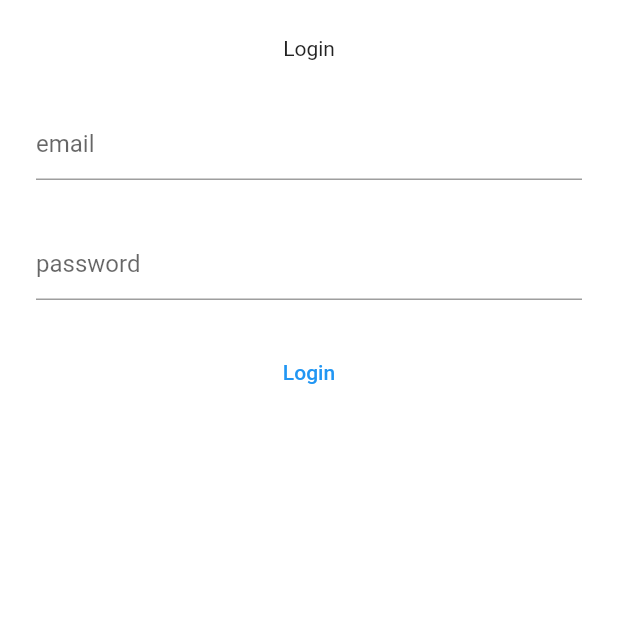
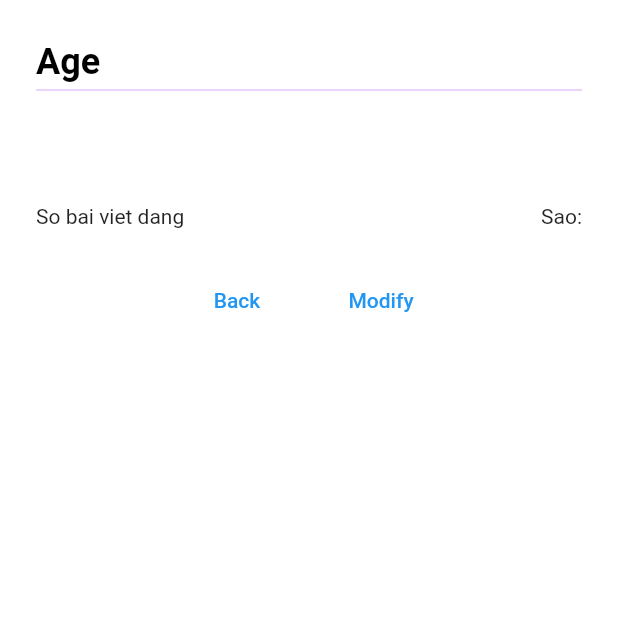
Before and after one commit to dungnt1572000/flutter_base_code, a Flutter app: the screen it shows after launch, on a phone screen of 412 x 824 dp, the top half of it. Run offline on Flutter 3.47's test engine with Material 2 defaults, Android fonts, the phone set to English and light mode, and no system bars; our stand-ins replace dio, firebase_auth, firebase_core, flutter_riverpod, freezed_annotation, get_it and 2 more; accounts and stored records are empty; generated files the repository leaves out were written again.

Commit message:
add userinfor

```diff
--- a/lib/presentation/navigation/app_router.dart
+++ b/lib/presentation/navigation/app_router.dart
@@ -3,6 +3,7 @@ import 'package:baseproject/presentation/pages/home/home_view.dart';
 import 'package:baseproject/presentation/pages/not_found_404_error/not_found_404_error_view.dart';
 import 'package:baseproject/presentation/pages/register/register_view.dart';
 import 'package:baseproject/presentation/pages/splash/splash_view.dart';
+import 'package:baseproject/presentation/pages/user_information/user_information_view.dart';
 import 'package:flutter/material.dart';
 
 class AppRouter {
@@ -28,6 +29,11 @@ class AppRouter {
           settings: settings,
           builder: (context) => const RegisterView(),
         );
+      case AppRoutes.userInformation:
+        return MaterialPageRoute(
+          settings: settings,
+          builder: (context) => const UserInformationView(),
+        );
       default:
         return null;
     }
--- a/lib/presentation/navigation/app_routes.dart
+++ b/lib/presentation/navigation/app_routes.dart
@@ -6,4 +6,6 @@ class AppRoutes{
   static const String notFound404Error = '/notFound404Error';
 
   static const String registerUser = '/registerUser';
+
+  static const String userInformation = '/userInformation';
 }
--- /dev/null
+++ b/lib/presentation/pages/home/home_view_model.dart
@@ -0,0 +1,5 @@
+import 'package:flutter_riverpod/flutter_riverpod.dart';
+
+class HomeViewModel extends StateNotifier<void>{
+  HomeViewModel() : super(null);
+}
--- /dev/null
+++ b/lib/presentation/pages/main_menu/model/main_tab_enum.dart
@@ -0,0 +1,5 @@
+enum MainTab{
+  home,
+  notification,
+  user,
+}
--- a/lib/presentation/pages/splash/splash_view.dart
+++ b/lib/presentation/pages/splash/splash_view.dart
@@ -17,7 +17,7 @@ class _SplashViewState extends ConsumerState<SplashView> {
     Future.delayed(
       const Duration(seconds: 2),
       () => ref.read(appNavigatorProvider).navigateTo(
-            AppRoutes.registerUser,
+            AppRoutes.userInformation,
             shouldClearStack: true,
           ),
     );
--- /dev/null
+++ b/lib/presentation/pages/user_information/user_information_view.dart
@@ -0,0 +1,81 @@
+import 'package:baseproject/presentation/navigation/app_navigator_provider.dart';
+import 'package:baseproject/presentation/resources/app_text_styles.dart';
+import 'package:baseproject/presentation/widget/app_divider.dart';
+import 'package:flutter/material.dart';
+import 'package:flutter_riverpod/flutter_riverpod.dart';
+
+class UserInformationView extends ConsumerStatefulWidget {
+  const UserInformationView({Key? key}) : super(key: key);
+
+  @override
+  ConsumerState<UserInformationView> createState() =>
+      _UserInformationViewState();
+}
+
+class _UserInformationViewState extends ConsumerState<UserInformationView> {
+  final age = TextEditingController();
+
+  @override
+  Widget build(BuildContext context) {
+    return Scaffold(
+      body: SafeArea(
+        child: SingleChildScrollView(
+          child: Padding(
+            padding: const EdgeInsets.symmetric(vertical: 24, horizontal: 24),
+            child: Column(
+              children: [
+                informationItem(title: 'Age', content: '13'),
+                const SizedBox(
+                  height: 24,
+                ),
+                Row(
+                  children: const [
+                    Text('So bai viet dang'),
+                    Spacer(),
+                    Text('Sao:'),
+                  ],
+                ),
+                const SizedBox(
+                  height: 24,
+                ),
+                Row(
+                  mainAxisAlignment: MainAxisAlignment.center,
+                  children: [
+                    TextButton(
+                        onPressed: () {
+                          ref.read(appNavigatorProvider).goBack();
+                        },
+                        child: const Text('Back')),
+                    const SizedBox(
+                      width: 32,
+                    ),
+                    TextButton(onPressed: () {}, child: const Text('Modify')),
+                  ],
+                )
+              ],
+            ),
+          ),
+        ),
+      ),
+    );
+  }
+
+  Widget informationItem({required String title, required String content}) {
+    return Column(
+      crossAxisAlignment: CrossAxisAlignment.start,
+      children: [
+        Text(
+          title,
+          style: AppTextStyles.headingMedium.copyWith(color: Colors.black),
+        ),
+        const AppDivider(),
+        TextField(
+          controller: age,
+          decoration: const InputDecoration(
+            border: InputBorder.none,
+          ),
+        ),
+      ],
+    );
+  }
+}
--- /dev/null
+++ b/lib/presentation/widget/app_divider.dart
@@ -0,0 +1,24 @@
+import 'package:baseproject/presentation/resources/app_colors.dart';
+import 'package:flutter/material.dart';
+
+class AppDivider extends StatelessWidget {
+  const AppDivider({Key? key}) : super(key: key);
+
+  @override
+  Widget build(BuildContext context) {
+    return Column(
+      children: [
+        const SizedBox(
+          height: 3.5,
+        ),
+        Divider(
+          height: 1,
+          color: context.colors.primaryMain.withOpacity(0.4),
+        ),
+        const SizedBox(
+          height: 3.5,
+        )
+      ],
+    );
+  }
+}
--- a/pubspec.yaml
+++ b/pubspec.yaml
@@ -50,6 +50,8 @@ dependencies:
   get_it: ^7.2.0
   firebase_core: ^2.8.0
   firebase_auth: ^4.3.0
+  firebase_database: ^10.0.16
+  image_picker: ^0.8.7+1
 
 dev_dependencies:
   flutter_test:
```
Also changed, not shown: lib/presentation/pages/main_menu/main_menu_state.dart (added, +10 -0 lines), lib/presentation/pages/main_menu/main_menu_view.dart (added, +56 -0 lines), lib/presentation/pages/main_menu/main_menu_view_model.dart (added, +12 -0 lines), lib/presentation/pages/user_information/user_information_state.dart (added, +13 -0 lines), lib/presentation/pages/home/home_state.dart (added), lib/presentation/pages/main_menu/main_menu_state.freezed.dart (added), lib/presentation/pages/user_information/user_information_state.freezed.dart (added), lib/presentation/pages/user_information/user_information_view_model.dart (added), 1 other file.
